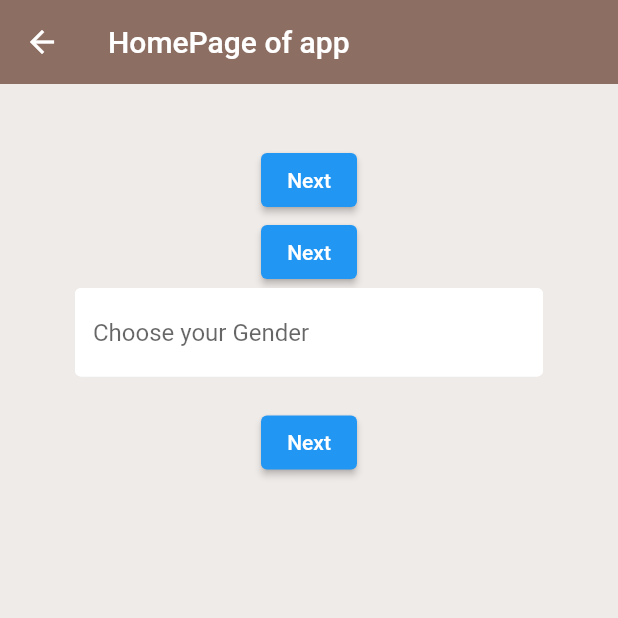
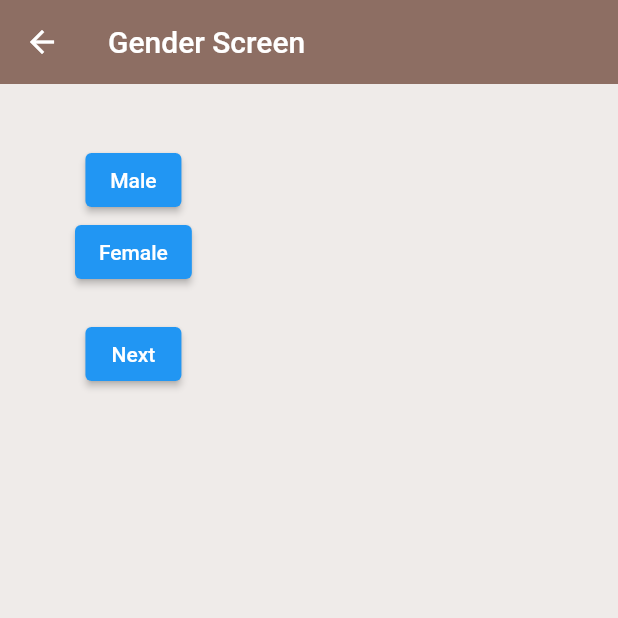
Before and after one commit to VictorA-RGV/sp_fitness_app, a Flutter app: the Gender screen opened directly with empty values, on a phone screen of 412 x 824 dp, the top half of it. Run offline on Flutter 3.47's test engine with Material 2 defaults, Android fonts, the phone set to English and light mode, and no system bars; our stand-ins replace firebase_auth, firebase_core, flutter_spinkit; accounts and stored records are empty.

```diff
--- a/lib/screens/RegistrationProcess/gender.dart
+++ b/lib/screens/RegistrationProcess/gender.dart
@@ -1,5 +1,4 @@
 import 'package:flutter/material.dart';
-import 'package:sp_fitness_app/services/auth.dart';
 import 'package:sp_fitness_app/shared/constants.dart';
 import 'package:sp_fitness_app/screens/RegistrationProcess/weight.dart';
 
@@ -12,16 +11,14 @@ class Gender extends StatefulWidget {
 
 // landing page for a longed in user
 class _Gender extends State<Gender> {
-  final AuthService _auth = AuthService();
-
+  String gender = "";
+  String error = "";
   @override
   Widget build(BuildContext context) {
-    String gender = "";
-    String error = "";
     return Scaffold(
       backgroundColor: Colors.brown[50],
       appBar: AppBar(
-        title: const Text('HomePage of app'),
+        title: const Text('Gender Screen'),
         backgroundColor: Colors.brown[400],
         elevation: 0.0,
       ),
@@ -36,24 +33,16 @@ class _Gender extends State<Gender> {
                 ElevatedButton(
                   onPressed: () async {
                     gender = "Male";
+                    print("Gender is male now");
                   },
-                  child: const Text('Next'),
+                  child: const Text('Male'),
                 ),
                 ElevatedButton(
                   onPressed: () async {
                     gender = "Female";
+                    print("Gender is female now");
                   },
-                  child: const Text('Next'),
-                ),
-                TextFormField(
-                  decoration: textInputDecoration.copyWith(
-                      hintText: 'Choose your Gender'),
-                  validator: (value) => value!.isEmpty ? 'Enter gender' : null,
-                  onChanged: (value) {
-                    setState(() {
-                      gender = value;
-                    });
-                  },
+                  child: const Text('Female'),
                 ),
                 const SizedBox(
                   height: 20.0,
```
Also changed, not shown: lib/screens/Authenticate/register.dart (+17 -1 lines), lib/screens/RegistrationProcess/age.dart (+21 -13 lines), lib/screens/RegistrationProcess/weight.dart (+18 -9 lines).
